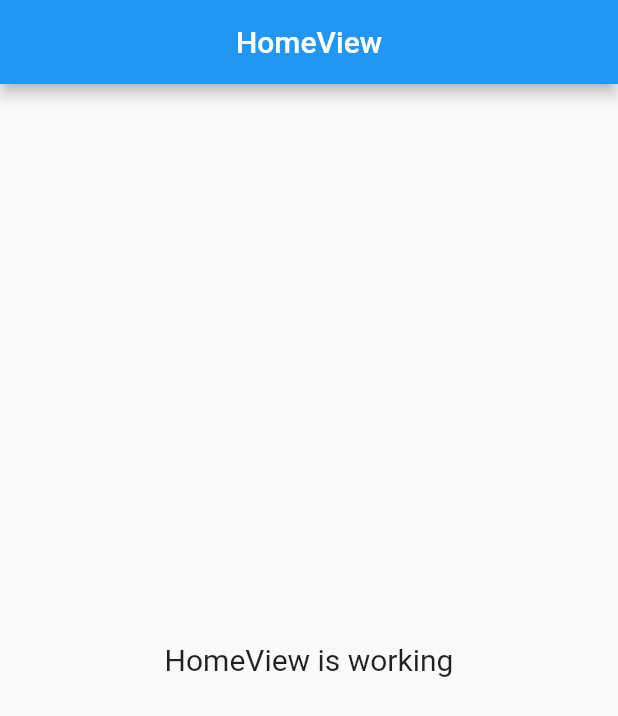
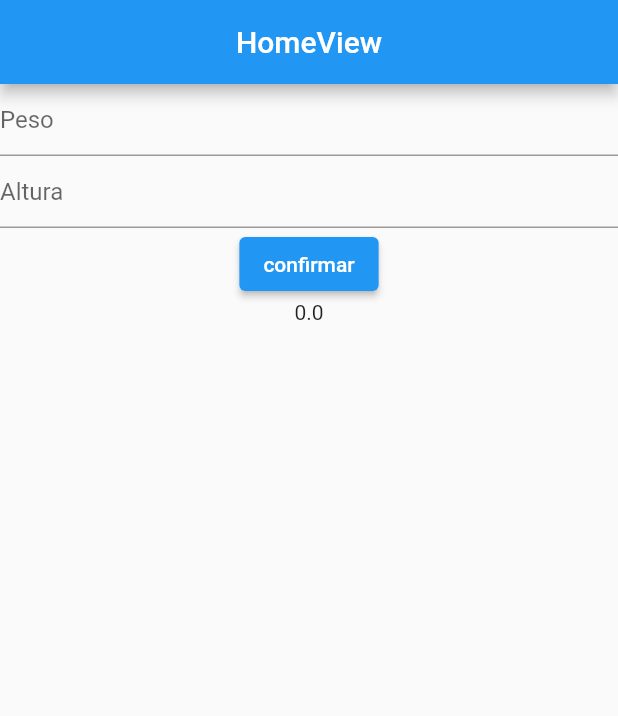
Before and after one commit to cl0v/carnivore_track, a Flutter app: the screen it shows after launch, on a phone screen of 412 x 824 dp. Shown: the top 716 px of the screen. Run offline on Flutter 3.47's test engine with Material 2 defaults, Android fonts, the phone set to English and light mode, and no system bars; our stand-ins replace get.

Commit message:
implemented IMC

```diff
--- a/lib/app/modules/home/controllers/home_controller.dart
+++ b/lib/app/modules/home/controllers/home_controller.dart
@@ -1,18 +1,17 @@
+import 'package:flutter/material.dart';
 import 'package:get/get.dart';
 
 class HomeController extends GetxController {
   //TODO: Implement HomeController
+  TextEditingController weightController = TextEditingController();
+  TextEditingController heightController = TextEditingController();
 
-  final count = 0.obs;
+  final imcValue = 0.0.obs;
 
-  @override
-  void onInit() {}
-
-  @override
-  void onReady() {}
-
-  @override
-  void onClose() {}
-
-  void increment() => count.value++;
+  onCalcImcPressed() {
+    final weight = double.parse(weightController.text);
+    final height = double.parse(heightController.text);
+    final h = height * height;
+    imcValue.value = (weight /h);
+  }
 }
--- a/lib/app/modules/home/views/home_view.dart
+++ b/lib/app/modules/home/views/home_view.dart
@@ -11,9 +11,22 @@ class HomeView extends GetView<HomeController> {
         centerTitle: true,
       ),
       body: Center(
-        child: Text(
-          'HomeView is working',
-          style: TextStyle(fontSize:20),
+        child: Column(
+          children: [
+            TextField(
+              decoration: InputDecoration(hintText: 'Peso'),
+              controller: controller.weightController,
+            ),
+            TextField(
+              decoration: InputDecoration(hintText: 'Altura'),
+              controller: controller.heightController,
+            ),
+            ElevatedButton(
+              onPressed: controller.onCalcImcPressed,
+              child: Text('confirmar'),
+            ),
+            Obx(() => Text(controller.imcValue.value.toString())),
+          ],
         ),
       ),
     );
```
Also changed, not shown: lib/app/data/providers/data_base_provider.dart (added, +65 -0 lines), 1 other file.
